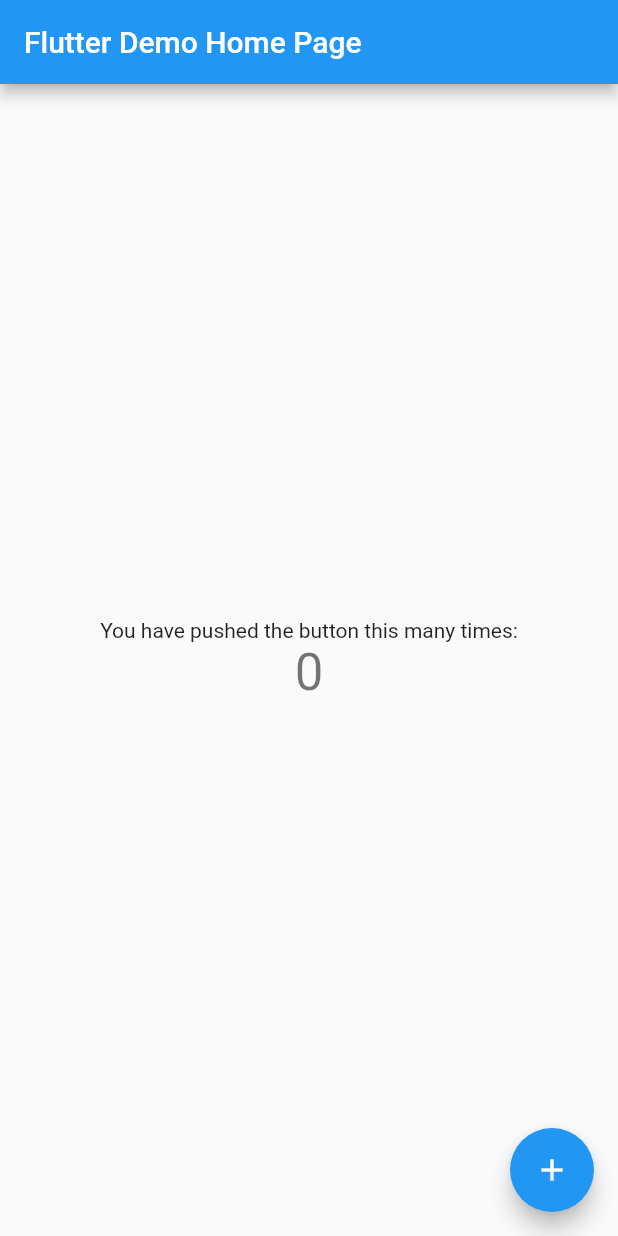
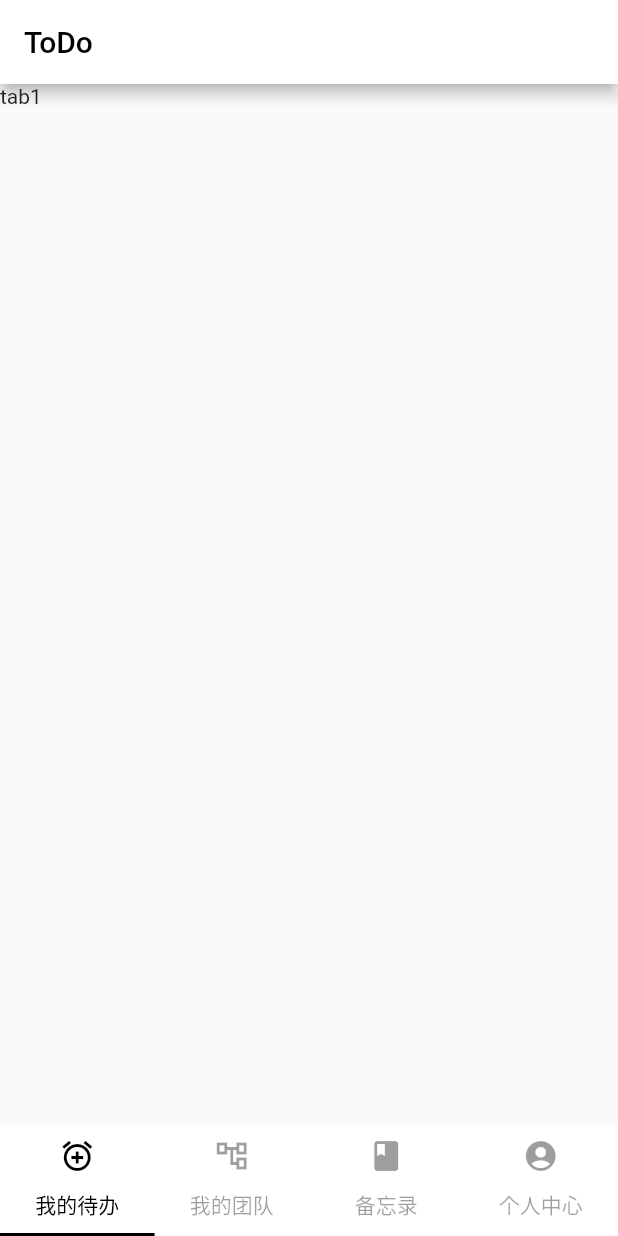
Before and after one commit to pushinl/Todo_Flutter, a Flutter app: the screen it shows after launch, on a phone screen of 412 x 824 dp. Run offline on Flutter 3.47's test engine with Material 2 defaults, Android fonts, the phone set to English and light mode, and no system bars.

Commit message:
add 主界面

```diff
--- a/lib/main.dart
+++ b/lib/main.dart
@@ -1,113 +1,91 @@
 import 'package:flutter/material.dart';
 
-void main() {
-  runApp(MyApp());
-}
+void main() => runApp(TodoApp());
 
-class MyApp extends StatelessWidget {
-  // This widget is the root of your application.
+class TodoApp extends StatelessWidget {
   @override
   Widget build(BuildContext context) {
     return MaterialApp(
-      title: 'Flutter Demo',
-      theme: ThemeData(
-        // This is the theme of your application.
-        //
-        // Try running your application with "flutter run". You'll see the
-        // application has a blue toolbar. Then, without quitting the app, try
-        // changing the primarySwatch below to Colors.green and then invoke
-        // "hot reload" (press "r" in the console where you ran "flutter run",
-        // or simply save your changes to "hot reload" in a Flutter IDE).
-        // Notice that the counter didn't reset back to zero; the application
-        // is not restarted.
-        primarySwatch: Colors.blue,
-      ),
-      home: MyHomePage(title: 'Flutter Demo Home Page'),
+      title: 'Todo',
+      home: HomePage()
     );
   }
 }
 
-class MyHomePage extends StatefulWidget {
-  MyHomePage({Key key, this.title}) : super(key: key);
+class HomePage extends StatefulWidget{
+  @override
+  State createState() {
+    return HomePageState();
+  }
+}
 
-  // This widget is the home page of your application. It is stateful, meaning
-  // that it has a State object (defined below) that contains fields that affect
-  // how it looks.
+class HomePageState extends State<HomePage> with SingleTickerProviderStateMixin{
 
-  // This class is the configuration for the state. It holds the values (in this
-  // case the title) provided by the parent (in this case the App widget) and
-  // used by the build method of the State. Fields in a Widget subclass are
-  // always marked "final".
-
-  final String title;
+  var tabController;
 
   @override
-  _MyHomePageState createState() => _MyHomePageState();
-}
-
-class _MyHomePageState extends State<MyHomePage> {
-  int _counter = 0;
-
-  void _incrementCounter() {
-    setState(() {
-      // This call to setState tells the Flutter framework that something has
-      // changed in this State, which causes it to rerun the build method below
-      // so that the display can reflect the updated values. If we changed
-      // _counter without calling setState(), then the build method would not be
-      // called again, and so nothing would appear to happen.
-      _counter++;
-    });
+  void initState() {
+    super.initState();
+    this.tabController = new TabController(
+        vsync: this,    // 动画效果的异步处理
+        length: 4       // tab 个数
+    );
+  }
+  // 当整个页面 dispose 时，记得把控制器也 dispose 掉，释放内存
+  @override
+  void dispose() {
+    this.tabController .dispose();
+    super.dispose();
   }
 
   @override
   Widget build(BuildContext context) {
-    // This method is rerun every time setState is called, for instance as done
-    // by the _incrementCounter method above.
-    //
-    // The Flutter framework has been optimized to make rerunning build methods
-    // fast, so that you can just rebuild anything that needs updating rather
-    // than having to individually change instances of widgets.
     return Scaffold(
       appBar: AppBar(
-        // Here we take the value from the MyHomePage object that was created by
-        // the App.build method, and use it to set our appbar title.
-        title: Text(widget.title),
+        title: Text(
+          'ToDo',
+          style: TextStyle(
+            color: Colors.black
+          ),
+        ),
+        backgroundColor: Colors.white,
       ),
-      body: Center(
-        // Center is a layout widget. It takes a single child and positions it
-        // in the middle of the parent.
-        child: Column(
-          // Column is also a layout widget. It takes a list of children and
-          // arranges them vertically. By default, it sizes itself to fit its
-          // children horizontally, and tries to be as tall as its parent.
-          //
-          // Invoke "debug painting" (press "p" in the console, choose the
-          // "Toggle Debug Paint" action from the Flutter Inspector in Android
-          // Studio, or the "Toggle Debug Paint" command in Visual Studio Code)
-          // to see the wireframe for each widget.
-          //
-          // Column has various properties to control how it sizes itself and
-          // how it positions its children. Here we use mainAxisAlignment to
-          // center the children vertically; the main axis here is the vertical
-          // axis because Columns are vertical (the cross axis would be
-          // horizontal).
-          mainAxisAlignment: MainAxisAlignment.center,
-          children: <Widget>[
-            Text(
-              'You have pushed the button this many times:',
+      body: TabBarView(
+        controller: this.tabController,
+        children: [
+          Text('tab1'),
+          Text('tab2'),
+          Text('tab3'),
+          Text('tab4'),
+        ],
+      ),
+      bottomNavigationBar: Material(
+        color: Colors.white,
+        child: TabBar(
+          controller: this.tabController,
+          indicatorColor: Colors.black,
+          labelColor: Colors.black,
+          unselectedLabelColor: Colors.black38,
+          tabs: <Tab>[
+            Tab(
+              text: '我的待办',
+              icon: Icon(Icons.add_alarm_outlined),
             ),
-            Text(
-              '$_counter',
-              style: Theme.of(context).textTheme.headline4,
+            Tab(
+              text: '我的团队',
+              icon: Icon(Icons.account_tree_outlined),
             ),
+            Tab(
+              text: '备忘录',
+              icon: Icon(Icons.book),
+            ),
+            Tab(
+              text: '个人中心',
+              icon: Icon(Icons.account_circle),
+            )
           ],
         ),
       ),
-      floatingActionButton: FloatingActionButton(
-        onPressed: _incrementCounter,
-        tooltip: 'Increment',
-        child: Icon(Icons.add),
-      ), // This trailing comma makes auto-formatting nicer for build methods.
     );
   }
 }
```
Also changed, not shown: 1 other file.
